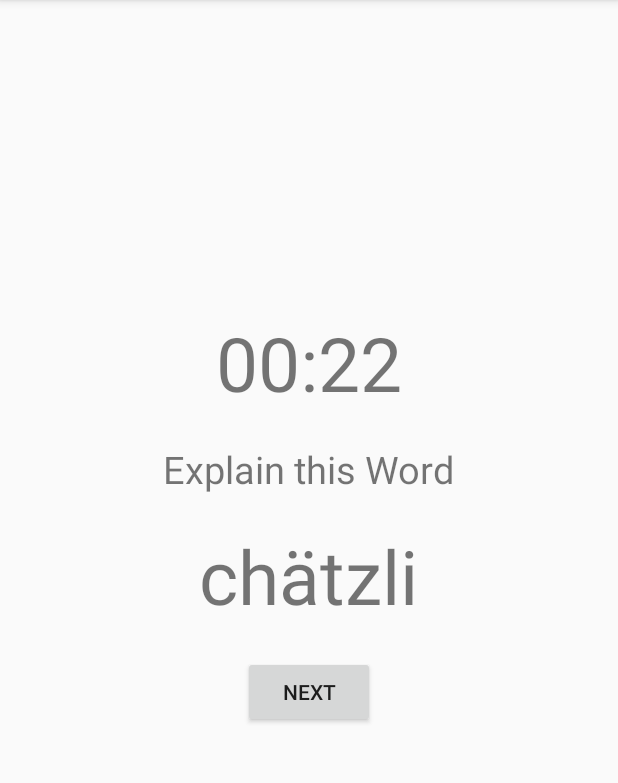
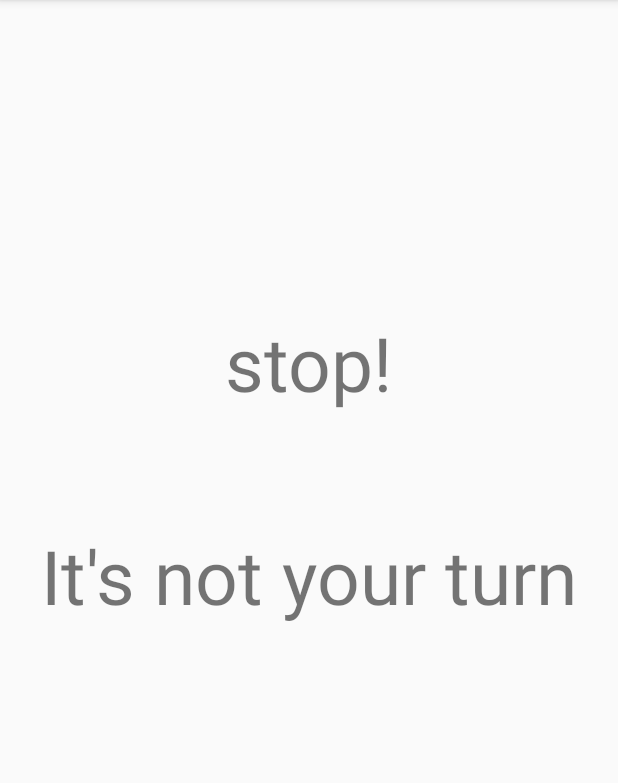
Before and after one commit to Hadjimina/TimesUp, an Android app: the screen it shows after launch (GameActivity), on a phone screen of 412 x 824 dp, the part 84-867 px from its top. Run offline under Robolectric (Android 15) with nearby library versions, the light colour scheme and no system bars; 2 statements that could not run were skipped.

Commit message:
RoundEndActivity and GameActivity

```diff
--- a/app/src/main/java/com/example/philipp/timesup/GameActivity.java
+++ b/app/src/main/java/com/example/philipp/timesup/GameActivity.java
@@ -9,7 +9,6 @@ import android.widget.Button;
 import android.widget.TextView;
 
 import static android.view.View.VISIBLE;
-import static com.example.philipp.timesup.NetworkHelper.MYPREFS;
 
 /**
  * Created by MammaGiulietta on 11.11.17.
@@ -46,41 +45,29 @@ public class GameActivity extends ServerIOActivity {
 
         //get gameId and clientId
         Intent intent = getIntent();
-        gameId = intent.getIntExtra("gameId", -1);
-        clientId = intent.getIntExtra("clientId", -1);
+        gameId = NetworkHelper.GAMEID;
+        clientId = NetworkHelper.CLIENTID;
         //TODO: get wordarray & active player & wordIndex & phaseNumber from intent of GameEndActivity
-        //wordIndex = intent.getIntExtra("wordIndex", -1);
+        wordIndex = intent.getIntExtra("wordIndex", -1);
 
-        //get username
-        sharedPrefs = getSharedPreferences(MYPREFS, MODE_PRIVATE);
-        username = sharedPrefs.getString("username", null);
-        wordsPerPerson = sharedPrefs.getInt("wordsPerPerson", 0);
-        words = new String[wordsPerPerson];
+
 
         //playerType logic
-        /*activeTeam = intent.getIntExtra("activeTeam", -1);
-        teamId = sharedPrefs.getInt("teamId", -1);
+        activeTeam = intent.getIntExtra("activeTeam", -1);
         if(username.equals(activePlayer)){
             playerType = 0;
-        } else if(activeTeam == teamId){
+        } else if(activeTeam == NetworkHelper.BELONGSTOTEAM){
             playerType = 1;
         }else{
             playerType = 2;
         }
-*/
 
-        playerType = 0;
-        gameId = 1;
-        clientId=0;
-        count = 0;
 
-        words = new String[3];
-        words[0] = "chätzli";
-        words[1] = "hund";
-        words[2] = "david";
+        words = NetworkHelper.WORDS;
 
         if (playerType == 0) {
             TextView discipline = findViewById(R.id.discipline);
+            discipline.setText(getDisciplineString(phaseNr));
             word = findViewById(R.id.wordToGuess);
             word.setVisibility(VISIBLE);
             discipline.setVisibility((VISIBLE));
@@ -122,12 +109,14 @@ public class GameActivity extends ServerIOActivity {
 
         //setup timer
         final TextView timer = findViewById(R.id.timer);
-        timer.setText("00:30");
+        timer.setText(getTimerString(NetworkHelper.TIMEPERROUND));
 
-        new CountDownTimer(30000, 1000) {
+        new CountDownTimer(NetworkHelper.TIMEPERROUND*1000, 1000) {
+            int timeLeft = NetworkHelper.TIMEPERROUND;
 
             public void onTick(long millisUntilFinished) {
-                timer.setText("00:" + millisUntilFinished / 1000);
+                timeLeft--;
+                timer.setText(getTimerString(timeLeft));
             }
 
             public void onFinish() {
@@ -161,4 +150,27 @@ public class GameActivity extends ServerIOActivity {
         }
 
     }
+
+    String getDisciplineString(int phaseNr){
+        switch (phaseNr){
+            case 0 : return "explain";
+            case 1 : return "mime";
+            case 2 : return "one word";
+            case 3 : return "freeze";
+            case 4 : return "only sounds";
+            default: return "wrong phase";
+        }
+    }
+
+    String getTimerString(int seconds){
+        if(seconds < 60){
+            return "00:"+seconds;
+        }
+        else if(seconds < 600){
+            return "0"+seconds/60+":"+seconds%60;
+        }
+        else{
+            return seconds/60+":"+seconds%60;
+        }
+    }
 }
--- a/app/src/main/java/com/example/philipp/timesup/NetworkHelper.java
+++ b/app/src/main/java/com/example/philipp/timesup/NetworkHelper.java
@@ -36,7 +36,7 @@ public class NetworkHelper {
 
     public static String MYPREFS = "myPrefs";
 
-    public static String WORDSARRAY = "wordsArray";
+    public static String WORDSARRAY = "wordList";
 
     public static String SERVERIP = "46.101.97.34";
 
--- a/app/src/main/res/layout/activity_game.xml
+++ b/app/src/main/res/layout/activity_game.xml
@@ -26,7 +26,6 @@
         android:layout_above="@id/wordToGuess"
         android:layout_centerHorizontal="true"
         android:layout_marginBottom="20sp"
-        android:text="Explain this Word"
         android:textSize="25sp"
         android:visibility="invisible"
         />
```
Also changed, not shown: app/src/main/java/com/example/philipp/timesup/RoundEndActivity.java (+26 -24 lines).
